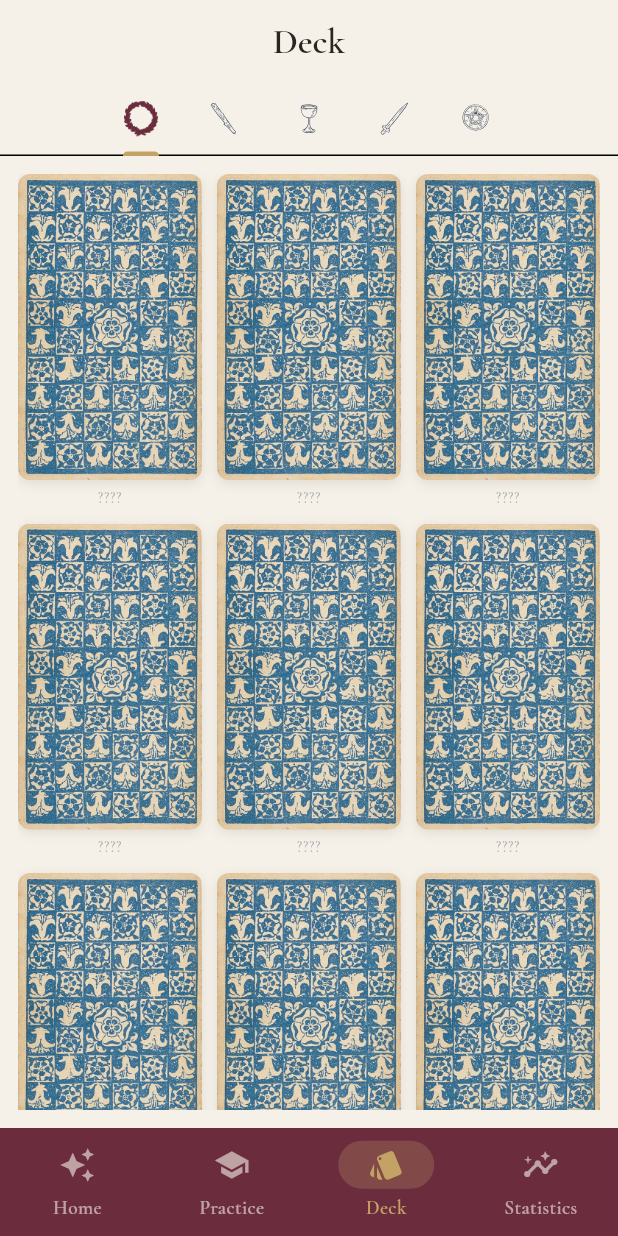
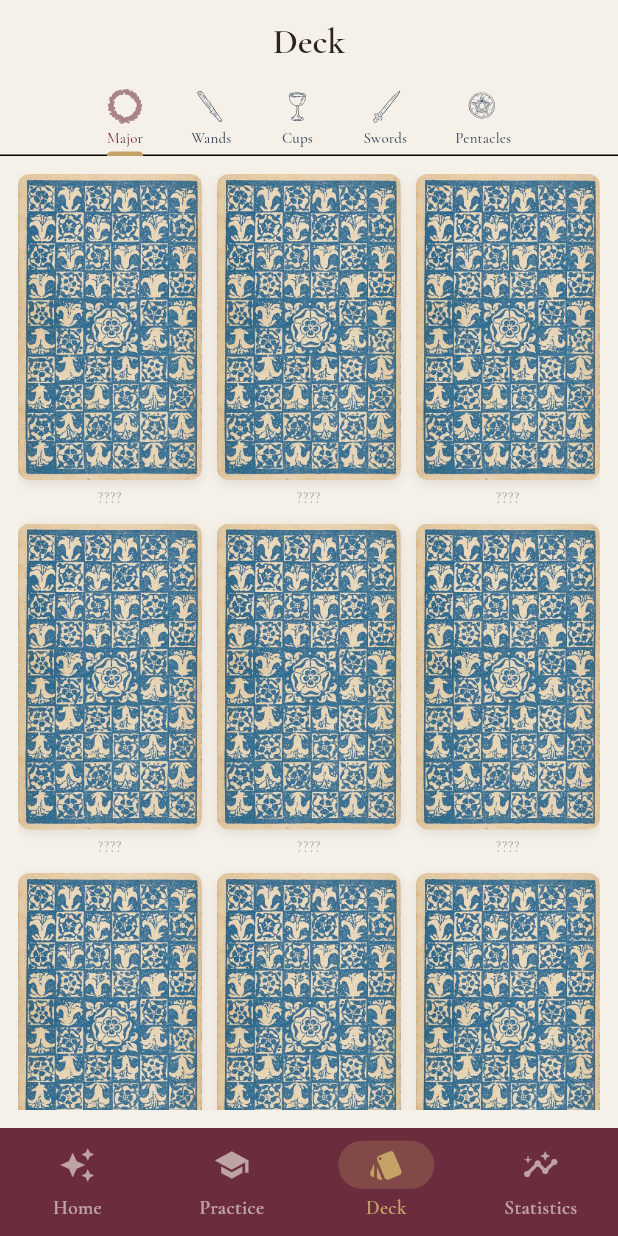
Before and after one commit to 1sabelle/seer-school, a Flutter app: the BrowseScreen screen opened by its route, on a phone screen of 412 x 824 dp. Run offline on Flutter 3.47's test engine with Material 3 defaults, Android fonts, the phone set to English and light mode, and no system bars; our stand-ins replace flutter_riverpod, flutter_svg, go_router, google_fonts, hive, hive_flutter; accounts and stored records are empty.

Commit message:
💄 Add text labels to deck tab icons and upgrade laurel to SVG
Replace Major tab PNG with tintable SVG laurel wreath and add
suit/arcana names below each tab icon for clarity.

```diff
--- a/lib/screens/browse/browse_screen.dart
+++ b/lib/screens/browse/browse_screen.dart
@@ -22,11 +22,12 @@ class _BrowseScreenState extends ConsumerState<BrowseScreen>
   late TabController _tabController;
 
   static const _suitIconSize = 24.0;
-  static const _suitAssets = [
-    'assets/symbols/suit_wands.svg',
-    'assets/symbols/suit_cups.svg',
-    'assets/symbols/suit_swords.svg',
-    'assets/symbols/suit_pentacles.svg',
+  static const _tabIconOpacity = 0.55;
+  static const _suitTabs = [
+    ('assets/symbols/suit_wands.svg', 'Wands'),
+    ('assets/symbols/suit_cups.svg', 'Cups'),
+    ('assets/symbols/suit_swords.svg', 'Swords'),
+    ('assets/symbols/suit_pentacles.svg', 'Pentacles'),
   ];
 
   @override
@@ -83,35 +84,56 @@ class _BrowseScreenState extends ConsumerState<BrowseScreen>
                   final color = selected
                       ? AppColors.deepBurgundy
                       : AppColors.agedInkBlue;
-                  return ColorFiltered(
+                  return Column(
+                    mainAxisSize: MainAxisSize.min,
+                    children: [
+                      Opacity(
+                        opacity: 0.55,
+                        child: SvgPicture.asset(
+                          'assets/symbols/major_laurel.svg',
+                          width: _suitIconSize,
+                          height: _suitIconSize,
                           colorFilter:
                               ColorFilter.mode(color, BlendMode.srcIn),
-                    child: Image.asset(
-                      'assets/symbols/major_laurel.png',
-                      width: _suitIconSize,
-                      height: _suitIconSize,
                         ),
+                      ),
+                      const SizedBox(height: 2),
+                      Text(
+                        'Major',
+                        style: TextStyle(fontSize: 10, color: color),
+                      ),
+                    ],
                   );
                 },
               ),
             ),
-            for (final asset in _suitAssets)
+            for (final (asset, label) in _suitTabs)
               Tab(
                 child: AnimatedBuilder(
                   animation: _tabController.animation!,
                   builder: (context, child) {
-                    final tabIndex = _suitAssets.indexOf(asset) + 1;
+                    final tabIndex = _suitTabs.indexWhere((t) => t.$1 == asset) + 1;
                     final animValue = _tabController.animation!.value;
                     final selected = (animValue - tabIndex).abs() < 0.5;
                     final color = selected
                         ? AppColors.deepBurgundy
                         : AppColors.agedInkBlue;
-                    return SvgPicture.asset(
+                    return Column(
+                      mainAxisSize: MainAxisSize.min,
+                      children: [
+                        SvgPicture.asset(
                           asset,
                           width: _suitIconSize,
                           height: _suitIconSize,
                           colorFilter:
                               ColorFilter.mode(color, BlendMode.srcIn),
+                        ),
+                        const SizedBox(height: 2),
+                        Text(
+                          label,
+                          style: TextStyle(fontSize: 10, color: color),
+                        ),
+                      ],
                     );
                   },
                 ),
```
Also changed, not shown: assets/symbols/major_laurel.svg (added). Lines whose indentation alone changed are shown as unchanged.
